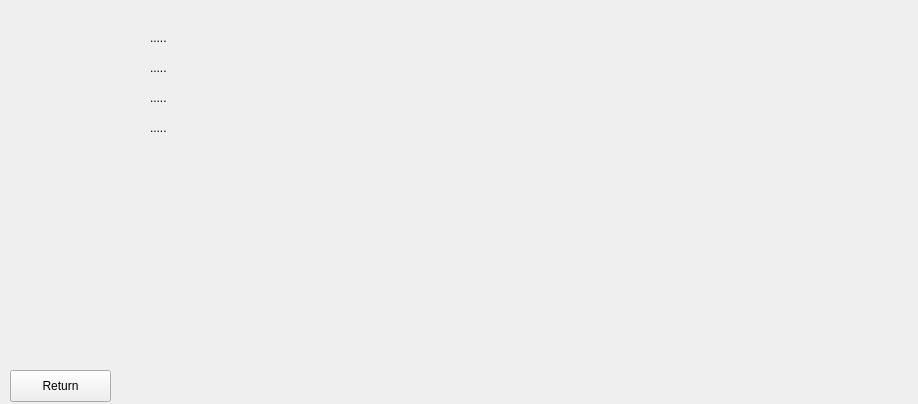
This is bookingwindow.ui in Aayam73/Bus-Management-System as Qt 5 draws it before an edit. The edited form follows.
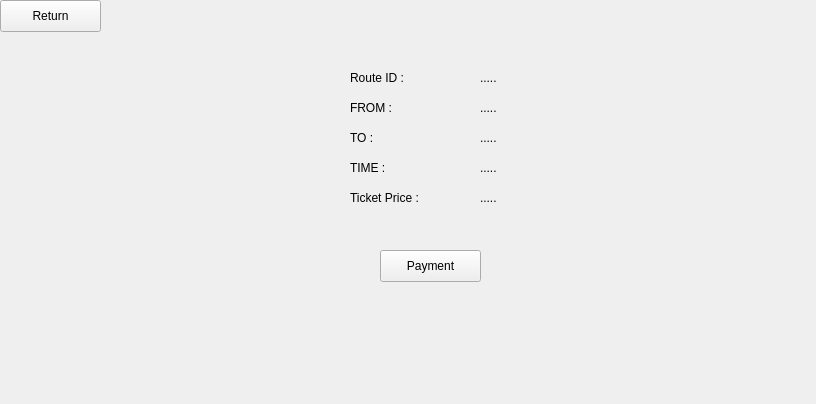
This is the edited form.

Patch:
```diff
--- a/bookingwindow.ui
+++ b/bookingwindow.ui
@@ -6,7 +6,7 @@
    <rect>
     <x>0</x>
     <y>0</y>
-    <width>918</width>
+    <width>816</width>
     <height>404</height>
    </rect>
   </property>
@@ -16,8 +16,8 @@
   <widget class="QLabel" name="labelRouteId">
    <property name="geometry">
     <rect>
-     <x>150</x>
-     <y>30</y>
+     <x>480</x>
+     <y>70</y>
      <width>121</width>
      <height>16</height>
     </rect>
@@ -29,8 +29,8 @@
   <widget class="QLabel" name="labelFrom">
    <property name="geometry">
     <rect>
-     <x>150</x>
-     <y>60</y>
+     <x>480</x>
+     <y>100</y>
      <width>101</width>
      <height>16</height>
     </rect>
@@ -42,8 +42,8 @@
   <widget class="QLabel" name="labelTo">
    <property name="geometry">
     <rect>
-     <x>150</x>
-     <y>90</y>
+     <x>480</x>
+     <y>130</y>
      <width>81</width>
      <height>16</height>
     </rect>
@@ -55,8 +55,8 @@
   <widget class="QLabel" name="labelDeparture">
    <property name="geometry">
     <rect>
-     <x>150</x>
-     <y>120</y>
+     <x>480</x>
+     <y>160</y>
      <width>101</width>
      <height>16</height>
     </rect>
@@ -68,8 +68,8 @@
   <widget class="QPushButton" name="btnReturn">
    <property name="geometry">
     <rect>
-     <x>10</x>
-     <y>370</y>
+     <x>0</x>
+     <y>0</y>
      <width>101</width>
      <height>32</height>
     </rect>
@@ -78,6 +78,97 @@
     <string>Return</string>
    </property>
   </widget>
+  <widget class="QPushButton" name="pushButton">
+   <property name="geometry">
+    <rect>
+     <x>380</x>
+     <y>250</y>
+     <width>101</width>
+     <height>32</height>
+    </rect>
+   </property>
+   <property name="text">
+    <string>Payment</string>
+   </property>
+  </widget>
+  <widget class="QLabel" name="labelRouteId_2">
+   <property name="geometry">
+    <rect>
+     <x>350</x>
+     <y>70</y>
+     <width>121</width>
+     <height>16</height>
+    </rect>
+   </property>
+   <property name="text">
+    <string>Route ID :</string>
+   </property>
+  </widget>
+  <widget class="QLabel" name="labelFrom_2">
+   <property name="geometry">
+    <rect>
+     <x>350</x>
+     <y>100</y>
+     <width>101</width>
+     <height>16</height>
+    </rect>
+   </property>
+   <property name="text">
+    <string>FROM :</string>
+   </property>
+  </widget>
+  <widget class="QLabel" name="labelTo_2">
+   <property name="geometry">
+    <rect>
+     <x>350</x>
+     <y>130</y>
+     <width>81</width>
+     <height>16</height>
+    </rect>
+   </property>
+   <property name="text">
+    <string>TO :</string>
+   </property>
+  </widget>
+  <widget class="QLabel" name="labelDeparture_2">
+   <property name="geometry">
+    <rect>
+     <x>350</x>
+     <y>160</y>
+     <width>101</width>
+     <height>16</height>
+    </rect>
+   </property>
+   <property name="text">
+    <string>TIME :</string>
+   </property>
+  </widget>
+  <widget class="QLabel" name="labelPrice">
+   <property name="geometry">
+    <rect>
+     <x>480</x>
+     <y>190</y>
+     <width>58</width>
+     <height>16</height>
+    </rect>
+   </property>
+   <property name="text">
+    <string>.....</string>
+   </property>
+  </widget>
+  <widget class="QLabel" name="labelPrice_2">
+   <property name="geometry">
+    <rect>
+     <x>350</x>
+     <y>190</y>
+     <width>81</width>
+     <height>16</height>
+    </rect>
+   </property>
+   <property name="text">
+    <string>Ticket Price :</string>
+   </property>
+  </widget>
  </widget>
  <resources/>
  <connections/>
```
